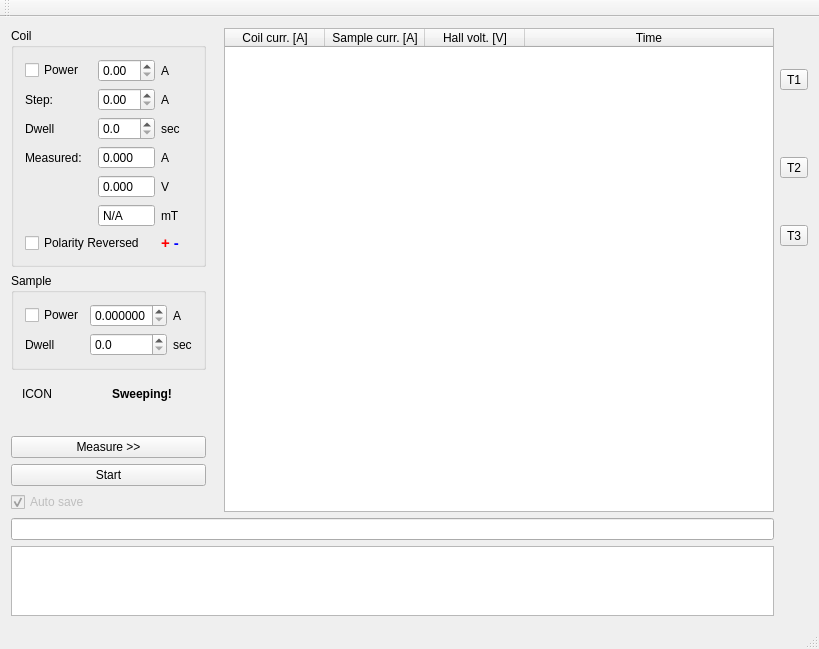
The window that src/mainwindow.ui (mBr001/hall) describes before a commit, drawn with Qt 5.
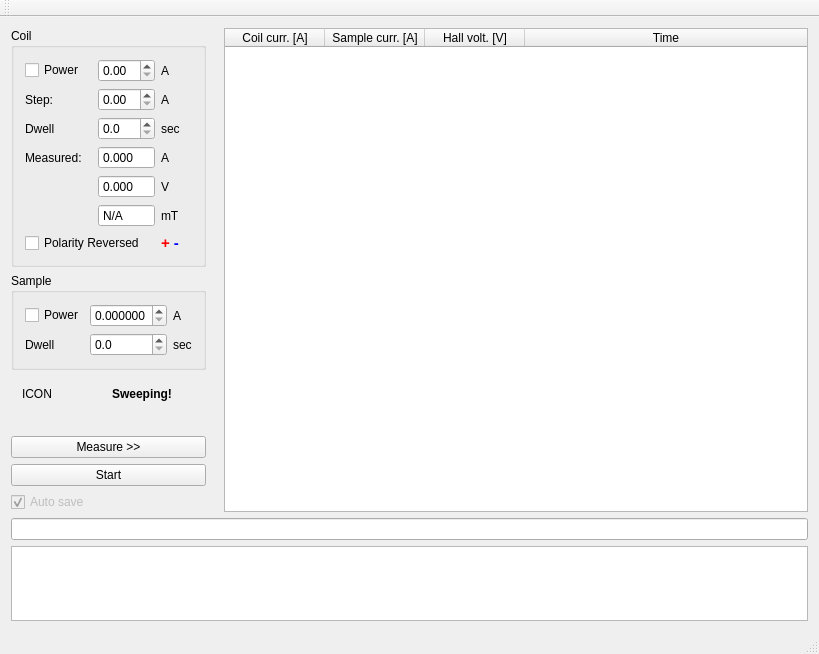
The same window after the commit.

Commit message: Move testing from Tx buttons to Measure button

The edit to the form file:
```diff
--- a/src/mainwindow.ui
+++ b/src/mainwindow.ui
@@ -7,7 +7,7 @@
     <x>0</x>
     <y>0</y>
     <width>819</width>
-    <height>555</height>
+    <height>654</height>
    </rect>
   </property>
   <property name="windowTitle">
@@ -15,7 +15,7 @@
   </property>
   <widget class="QWidget" name="centralWidget">
    <layout class="QGridLayout" name="gridLayout_2">
-    <item row="0" column="0" rowspan="3">
+    <item row="0" column="0" rowspan="2">
      <widget class="QGroupBox" name="coilGroupBox">
       <property name="title">
        <string>Coil</string>
@@ -196,7 +196,7 @@
       </layout>
      </widget>
     </item>
-    <item row="0" column="3" rowspan="11">
+    <item row="0" column="3" rowspan="10">
      <widget class="QTableWidget" name="dataTableWidget">
       <attribute name="horizontalHeaderStretchLastSection">
        <bool>true</bool>
@@ -223,7 +223,7 @@
       </column>
      </widget>
     </item>
-    <item row="5" column="0" rowspan="3">
+    <item row="4" column="0" rowspan="3">
      <spacer name="verticalSpacer">
       <property name="orientation">
        <enum>Qt::Vertical</enum>
@@ -236,7 +236,7 @@
       </property>
      </spacer>
     </item>
-    <item row="3" column="0">
+    <item row="2" column="0">
      <widget class="QGroupBox" name="sampleGroupBox">
       <property name="title">
        <string>Sample</string>
@@ -296,14 +296,14 @@
       </layout>
      </widget>
     </item>
-    <item row="12" column="0" colspan="4">
+    <item row="11" column="0" colspan="4">
      <widget class="QLineEdit" name="lineEdit">
       <property name="readOnly">
        <bool>true</bool>
       </property>
      </widget>
     </item>
-    <item row="10" column="0">
+    <item row="9" column="0">
      <widget class="QCheckBox" name="autoSaveCheckBox">
       <property name="enabled">
        <bool>false</bool>
@@ -316,10 +316,10 @@
       </property>
      </widget>
     </item>
-    <item row="13" column="0" colspan="4">
+    <item row="12" column="0" colspan="4">
      <widget class="QPlainTextEdit" name="plainTextEdit"/>
     </item>
-    <item row="8" column="0">
+    <item row="7" column="0">
      <widget class="QPushButton" name="measurePushButton">
       <property name="toolTip">
        <string>Take snapshot of current measured values.</string>
@@ -329,7 +329,7 @@
       </property>
      </widget>
     </item>
-    <item row="9" column="0">
+    <item row="8" column="0">
      <widget class="QPushButton" name="startPushButton">
       <property name="toolTip">
        <string>Start fully automatized measurement.</string>
@@ -339,7 +339,7 @@
       </property>
      </widget>
     </item>
-    <item row="4" column="0">
+    <item row="3" column="0">
      <widget class="QWidget" name="sweepingWidget" native="true">
       <layout class="QGridLayout" name="gridLayout_4">
        <item row="0" column="1">
@@ -365,27 +365,6 @@
       </layout>
      </widget>
     </item>
-    <item row="0" column="4">
-     <widget class="QToolButton" name="toolButton_3">
-      <property name="text">
-       <string>T1</string>
-      </property>
-     </widget>
-    </item>
-    <item row="1" column="4">
-     <widget class="QToolButton" name="toolButton_2">
-      <property name="text">
-       <string>T2</string>
-      </property>
-     </widget>
-    </item>
-    <item row="2" column="4">
-     <widget class="QToolButton" name="toolButton">
-      <property name="text">
-       <string>T3</string>
-      </property>
-     </widget>
-    </item>
    </layout>
   </widget>
   <widget class="QToolBar" name="mainToolBar">
```
The commit also changes 2 other files.
